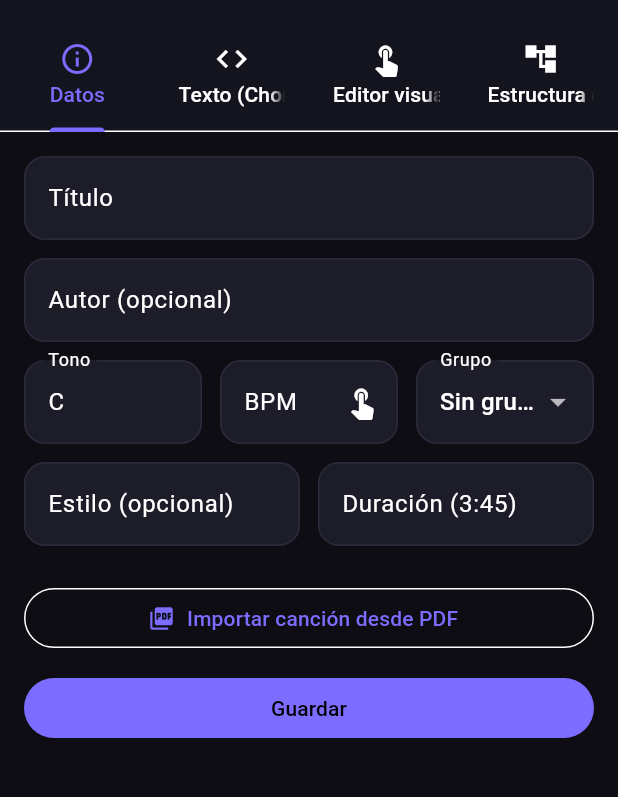
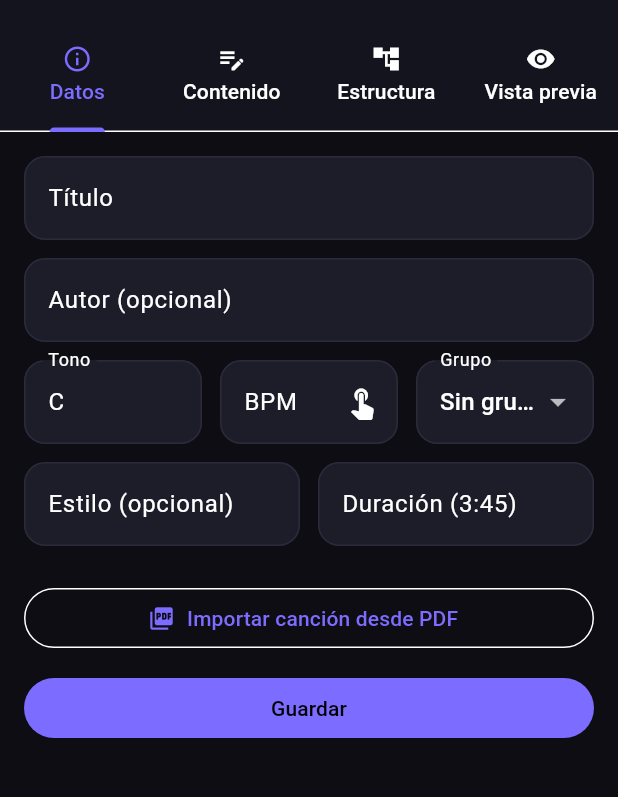
Before and after one commit to solfwer/Songkey, a Flutter app: the SongEditorPage screen opened directly with empty values, on a phone screen of 412 x 824 dp, the part 63-860 px from its top. Run offline on Flutter 3.47's test engine with Material 3 defaults, Android fonts, the phone set to English and light mode, and no system bars; our stand-ins replace file_picker, package_info_plus, share_plus, shared_preferences; missing offline and left inert: syncfusion_flutter_pdf; accounts and stored records are empty.

Commit message:
editor: pestaas Datos/Contenido/Estructura/Vista previa, selector Editor visual|ChordPro con resaltado de sintaxis y vista previa en vivo

```diff
--- a/lib/screens/song/song_editor_page.dart
+++ b/lib/screens/song/song_editor_page.dart
@@ -14,6 +14,7 @@ import '../../models/song.dart';
 import 'widgets/pdf_import_button.dart';
 import 'widgets/song_view.dart' show sectionKindColor;
 import 'widgets/visual_chord_editor.dart';
+import 'song_editor_tabs.dart';
 
 class SongEditorPage extends StatefulWidget {
   final Store store;
@@ -104,11 +105,13 @@ class _SongEditorPageState extends State<SongEditorPage> with SingleTickerProvid
         title: Text(widget.song == null ? 'Nueva canción' : 'Editar canción'),
         bottom: TabBar(
           controller: _tabCtrl,
+          isScrollable: false,
+          labelPadding: const EdgeInsets.symmetric(horizontal: 6),
           tabs: const [
-            Tab(icon: Icon(Icons.info_outline), text: 'Datos'),
-            Tab(icon: Icon(Icons.code), text: 'Texto (ChordPro)'),
-            Tab(icon: Icon(Icons.touch_app), text: 'Editor visual'),
-            Tab(icon: Icon(Icons.account_tree), text: 'Estructura de la canción'),
+            Tab(icon: Icon(Icons.info_outline, size: 20), text: 'Datos'),
+            Tab(icon: Icon(Icons.edit_note, size: 20), text: 'Contenido'),
+            Tab(icon: Icon(Icons.account_tree, size: 20), text: 'Estructura'),
+            Tab(icon: Icon(Icons.visibility, size: 20), text: 'Vista previa'),
           ],
         ),
       ),
@@ -142,37 +145,25 @@ class _SongEditorPageState extends State<SongEditorPage> with SingleTickerProvid
               FilledButton(onPressed: save, child: const Text('Guardar')),
             ]),
           ),
-          // Pestaña 2: Texto ChordPro (solo cuerpo)
-          SingleChildScrollView(
-            padding: const EdgeInsets.all(16),
-            child: Column(crossAxisAlignment: CrossAxisAlignment.stretch, children: [
-              TextField(controller: body, decoration: const InputDecoration(labelText: 'Letra con acordes (ChordPro)', alignLabelWithHint: true), maxLines: 20, style: const TextStyle(fontFamily: 'monospace', fontSize: 13)),
-              const SizedBox(height: 12),
-              FilledButton(onPressed: save, child: const Text('Guardar')),
-            ]),
+          // Pestaña 2: Contenido (un solo sitio para la letra y los acordes,
+          // con dos formas de editar: visual o ChordPro).
+          ContentTab(
+            body: body,
+            songKey: key,
+            visualRevision: _visualRev,
+            onVisualChanged: _onVisualChanged,
+            store: widget.store,
+            onSave: save,
           ),
-          // Pestaña 3: editor visual (se recarga si el texto cambi fuera)
-          Column(
-            children: [
-              Expanded(
-                child: VisualChordEditor(
-                  key: ValueKey('visual$_visualRev'),
-                  initialBody: body.text,
-                  songKey: key.text,
-                  onChanged: _onVisualChanged,
-                ),
-              ),
-              SafeArea(
-                top: false,
-                child: Padding(
-                  padding: const EdgeInsets.all(16),
-                  child: FilledButton(onPressed: save, child: const Text('Guardar')),
-                ),
-              ),
-            ],
+          // Pestaña 3: secciones y orden de toque
+          _SectionsTab(controller: body, initialStructure: _structure, onStructureChanged: (v) => _structure = v),
+          // Pestaña 4: vista previa de cmo queda la cancin
+          PreviewTab(
+            body: body,
+            structure: _structure,
+            songKey: key,
+            title: title,
           ),
-          // Pestaña 4: mapa de toque de la canción
-          _SectionsTab(controller: body, initialStructure: _structure, onStructureChanged: (v) => _structure = v),
         ],
       ),
     );
```
Also changed, not shown: lib/data/store.dart (+11 -0 lines), lib/screens/song/song_editor_tabs.dart (added, +294 -0 lines), lib/screens/song/widgets/header_badge.dart (added, +47 -0 lines), lib/screens/song/widgets/visual_chord_editor.dart (+11 -3 lines), 1 other file.
